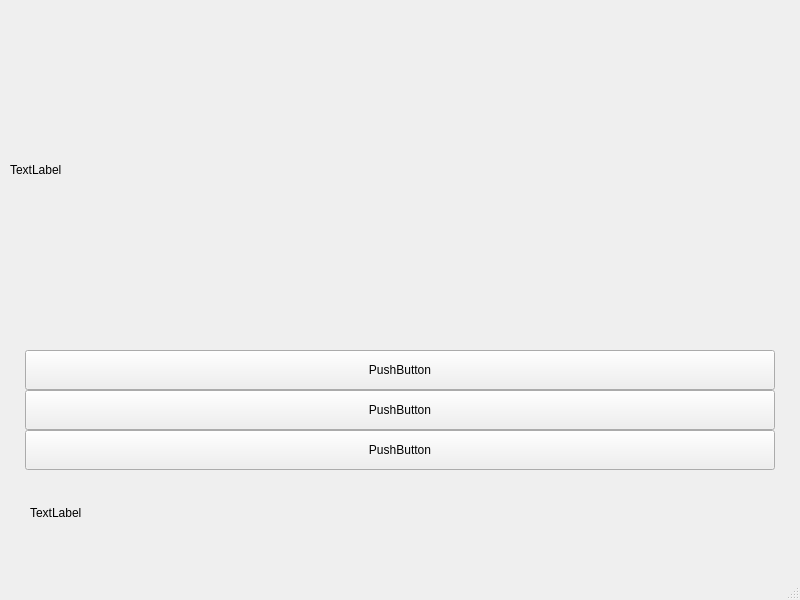
This is gui.ui in freerunner1317/rrd as Qt 5 draws it before an edit. The edited form follows.
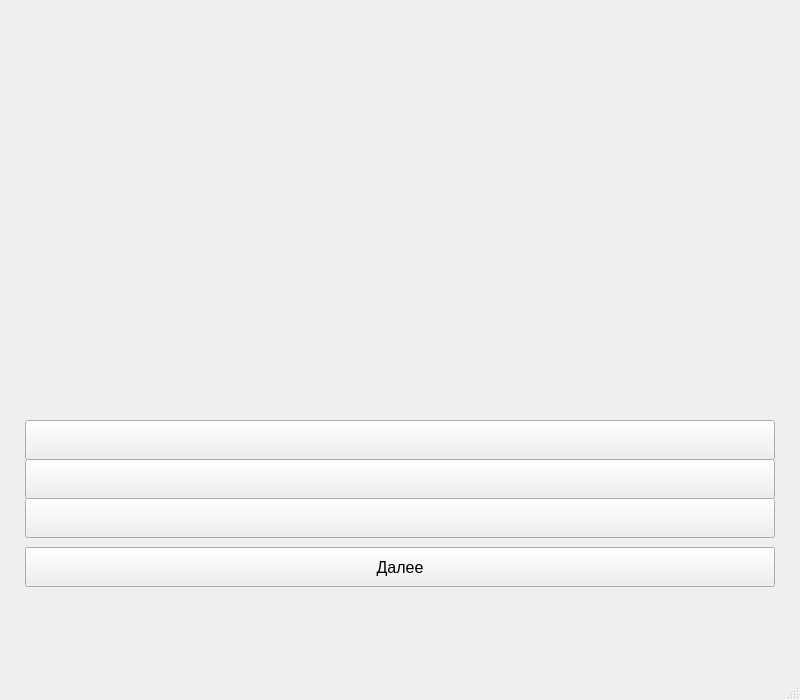
This is the edited form.

Patch:
```diff
--- a/gui.ui
+++ b/gui.ui
@@ -7,7 +7,7 @@
     <x>0</x>
     <y>0</y>
     <width>800</width>
-    <height>600</height>
+    <height>700</height>
    </rect>
   </property>
   <property name="sizePolicy">
@@ -16,6 +16,18 @@
     <verstretch>0</verstretch>
    </sizepolicy>
   </property>
+  <property name="minimumSize">
+   <size>
+    <width>800</width>
+    <height>700</height>
+   </size>
+  </property>
+  <property name="maximumSize">
+   <size>
+    <width>800</width>
+    <height>700</height>
+   </size>
+  </property>
   <property name="windowTitle">
    <string>MainWindow</string>
   </property>
@@ -24,52 +36,90 @@
     <property name="geometry">
      <rect>
       <x>25</x>
-      <y>350</y>
+      <y>420</y>
       <width>750</width>
       <height>40</height>
      </rect>
     </property>
+    <property name="font">
+     <font>
+      <pointsize>10</pointsize>
+      <weight>50</weight>
+      <bold>false</bold>
+     </font>
+    </property>
     <property name="text">
-     <string>PushButton</string>
+     <string/>
     </property>
    </widget>
    <widget class="QPushButton" name="pushButton_2">
     <property name="geometry">
      <rect>
       <x>25</x>
-      <y>430</y>
+      <y>498</y>
       <width>750</width>
       <height>40</height>
      </rect>
     </property>
+    <property name="font">
+     <font>
+      <pointsize>10</pointsize>
+      <weight>50</weight>
+      <bold>false</bold>
+     </font>
+    </property>
     <property name="text">
-     <string>PushButton</string>
+     <string/>
     </property>
    </widget>
    <widget class="QPushButton" name="pushButton_3">
     <property name="geometry">
      <rect>
       <x>25</x>
-      <y>390</y>
+      <y>459</y>
       <width>750</width>
       <height>40</height>
      </rect>
     </property>
+    <property name="font">
+     <font>
+      <pointsize>10</pointsize>
+      <weight>50</weight>
+      <bold>false</bold>
+     </font>
+    </property>
     <property name="text">
-     <string>PushButton</string>
+     <string/>
     </property>
    </widget>
    <widget class="QLabel" name="label">
     <property name="geometry">
      <rect>
       <x>30</x>
-      <y>480</y>
-      <width>750</width>
-      <height>65</height>
+      <y>593</y>
+      <width>741</width>
+      <height>81</height>
      </rect>
     </property>
+    <property name="font">
+     <font>
+      <pointsize>11</pointsize>
+     </font>
+    </property>
+    <property name="layoutDirection">
+     <enum>Qt::LeftToRight</enum>
+    </property>
+    <property name="frameShape">
+     <enum>QFrame::NoFrame</enum>
+    </property>
     <property name="text">
-     <string>TextLabel</string>
+     <string/>
+    </property>
+    <property name="alignment">
+     <set>Qt::AlignCenter</set>
+    </property>
+    <property name="wordWrap">
+     <bool>true</bool>
     </property>
    </widget>
    <widget class="QLabel" name="photoLabel">
@@ -82,7 +132,51 @@
      </rect>
     </property>
     <property name="text">
-     <string>TextLabel</string>
+     <string/>
+    </property>
+   </widget>
+   <widget class="QPushButton" name="manage_but">
+    <property name="geometry">
+     <rect>
+      <x>25</x>
+      <y>547</y>
+      <width>750</width>
+      <height>40</height>
+     </rect>
+    </property>
+    <property name="font">
+     <font>
+      <pointsize>12</pointsize>
+     </font>
+    </property>
+    <property name="text">
+     <string>Далее</string>
+    </property>
+   </widget>
+   <widget class="QLabel" name="question_label">
+    <property name="geometry">
+     <rect>
+      <x>30</x>
+      <y>340</y>
+      <width>741</width>
+      <height>71</height>
+     </rect>
+    </property>
+    <property name="font">
+     <font>
+      <pointsize>12</pointsize>
+      <weight>75</weight>
+      <bold>true</bold>
+     </font>
+    </property>
+    <property name="text">
+     <string/>
+    </property>
+    <property name="alignment">
+     <set>Qt::AlignCenter</set>
+    </property>
+    <property name="wordWrap">
+     <bool>true</bool>
     </property>
    </widget>
   </widget>
```
Left out of the diff: 8 changed lines with no effect on the pictures.
